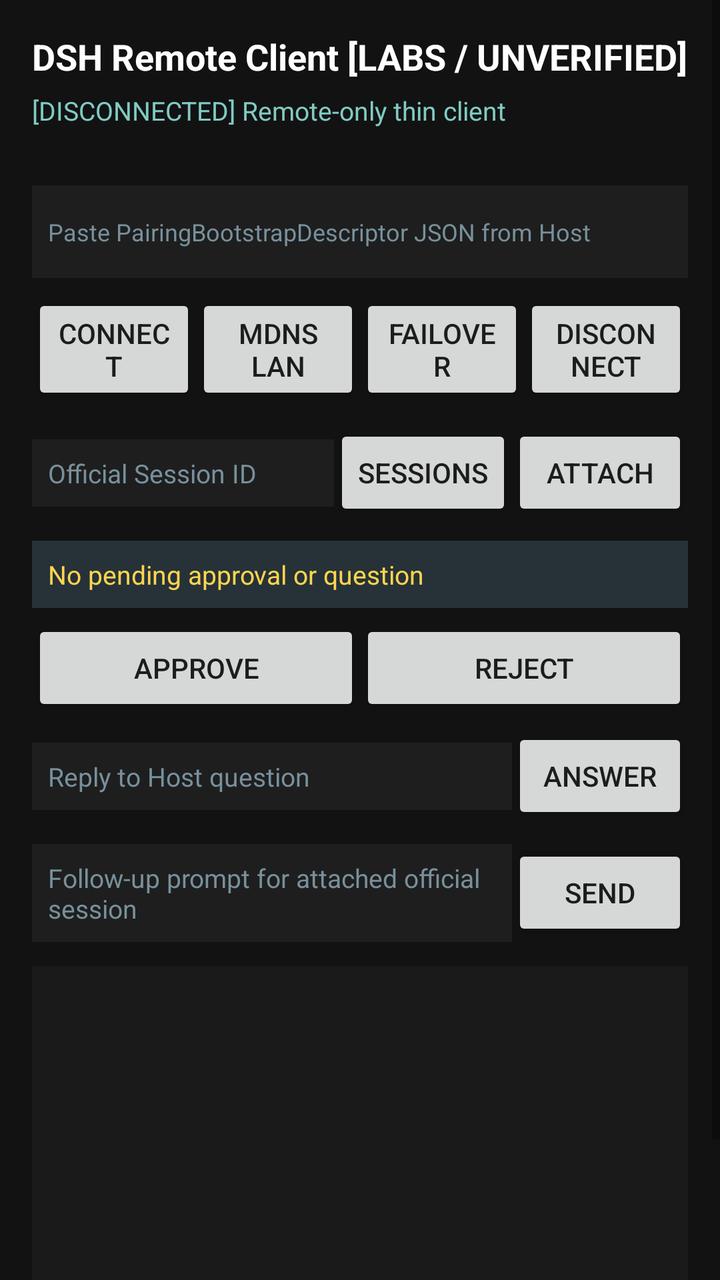
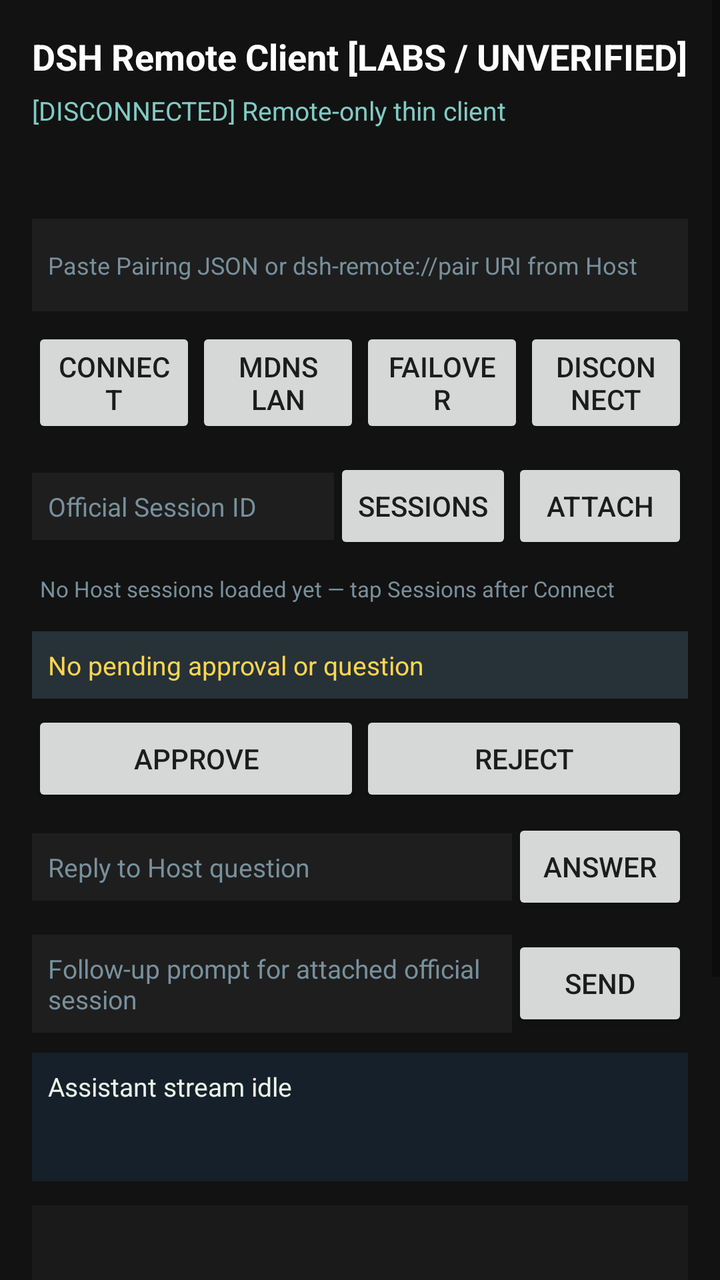

Before-and-after screenshots of an Android layout around one commit, followed by the original layout XML and the change that was made.
<!-- AndroidManifest.xml: application theme Theme.Dsh -->
<!-- res/layout/activity_main.xml -->
<?xml version="1.0" encoding="utf-8"?>
<ScrollView xmlns:android="http://schemas.android.com/apk/res/android"
    android:layout_width="match_parent"
    android:layout_height="match_parent"
    android:background="#121212"
    android:fillViewport="true">

    <LinearLayout
        android:layout_width="match_parent"
        android:layout_height="wrap_content"
        android:orientation="vertical"
        android:padding="16dp">

        <TextView
            android:id="@+id/tv_title"
            android:layout_width="match_parent"
            android:layout_height="wrap_content"
            android:text="@string/remote_client_header"
            android:textColor="#FFFFFF"
            android:textSize="18sp"
            android:textStyle="bold" />

        <TextView
            android:id="@+id/tv_status"
            android:layout_width="match_parent"
            android:layout_height="wrap_content"
            android:layout_marginTop="6dp"
            android:text="@string/status_disconnected"
            android:textColor="#80CBC4"
            android:textSize="13sp" />

        <TextView
            android:id="@+id/tv_device_id"
            android:layout_width="match_parent"
            android:layout_height="wrap_content"
            android:layout_marginTop="4dp"
            android:textColor="#B0BEC5"
            android:textSize="11sp" />

        <EditText
            android:id="@+id/et_pairing_json"
            android:layout_width="match_parent"
            android:layout_height="wrap_content"
            android:layout_marginTop="10dp"
            android:background="#1E1E1E"
            android:hint="@string/hint_pairing_json"
            android:inputType="textMultiLine"
            android:minLines="2"
            android:padding="8dp"
            android:textColor="#FFFFFF"
            android:textColorHint="#78909C"
            android:textSize="12sp" />

        <LinearLayout
            android:layout_width="match_parent"
            android:layout_height="wrap_content"
            android:layout_marginTop="8dp"
            android:orientation="horizontal">

            <Button
                android:id="@+id/btn_connect"
                android:layout_width="0dp"
                android:layout_height="wrap_content"
                android:layout_weight="1"
                android:text="@string/action_connect" />

            <Button
                android:id="@+id/btn_scan_lan"
                android:layout_width="0dp"
                android:layout_height="wrap_content"
                android:layout_weight="1"
                android:text="@string/action_scan_lan" />

            <Button
                android:id="@+id/btn_failover"
                android:layout_width="0dp"
                android:layout_height="wrap_content"
                android:layout_weight="1"
                android:text="@string/action_failover" />

            <Button
                android:id="@+id/btn_disconnect"
                android:layout_width="0dp"
                android:layout_height="wrap_content"
                android:layout_weight="1"
                android:text="@string/action_disconnect" />
        </LinearLayout>

        <LinearLayout
            android:layout_width="match_parent"
            android:layout_height="wrap_content"
            android:layout_marginTop="10dp"
            android:orientation="horizontal">

            <EditText
                android:id="@+id/et_session_id"
                android:layout_width="0dp"
                android:layout_height="wrap_content"
                android:layout_weight="2"
                android:background="#1E1E1E"
                android:hint="@string/hint_session_id"
                android:padding="8dp"
                android:textColor="#FFFFFF"
                android:textColorHint="#78909C"
                android:textSize="13sp" />

            <Button
                android:id="@+id/btn_sessions"
                android:layout_width="wrap_content"
                android:layout_height="wrap_content"
                android:text="@string/action_sessions" />

            <Button
                android:id="@+id/btn_attach"
                android:layout_width="wrap_content"
                android:layout_height="wrap_content"
                android:text="@string/action_attach" />
        </LinearLayout>

        <TextView
            android:id="@+id/tv_approval"
            android:layout_width="match_parent"
            android:layout_height="wrap_content"
            android:layout_marginTop="10dp"
            android:background="#263238"
            android:padding="8dp"
            android:text="@string/no_pending_interaction"
            android:textColor="#FFD54F"
            android:textSize="13sp" />

        <LinearLayout
            android:layout_width="match_parent"
            android:layout_height="wrap_content"
            android:layout_marginTop="6dp"
            android:orientation="horizontal">

            <Button
                android:id="@+id/btn_approve"
                android:layout_width="0dp"
                android:layout_height="wrap_content"
                android:layout_weight="1"
                android:text="@string/action_approve" />

            <Button
                android:id="@+id/btn_reject"
                android:layout_width="0dp"
                android:layout_height="wrap_content"
                android:layout_weight="1"
                android:text="@string/action_reject" />
        </LinearLayout>

        <LinearLayout
            android:layout_width="match_parent"
            android:layout_height="wrap_content"
            android:layout_marginTop="6dp"
            android:orientation="horizontal">

            <EditText
                android:id="@+id/et_answer"
                android:layout_width="0dp"
                android:layout_height="wrap_content"
                android:layout_weight="2"
                android:background="#1E1E1E"
                android:hint="@string/hint_answer"
                android:padding="8dp"
                android:textColor="#FFFFFF"
                android:textColorHint="#78909C"
                android:textSize="13sp" />

            <Button
                android:id="@+id/btn_answer_question"
                android:layout_width="wrap_content"
                android:layout_height="wrap_content"
                android:text="@string/action_answer" />
        </LinearLayout>

        <LinearLayout
            android:layout_width="match_parent"
            android:layout_height="wrap_content"
            android:layout_marginTop="10dp"
            android:orientation="horizontal">

            <EditText
                android:id="@+id/et_prompt"
                android:layout_width="0dp"
                android:layout_height="wrap_content"
                android:layout_weight="3"
                android:background="#1E1E1E"
                android:hint="@string/hint_prompt"
                android:padding="8dp"
                android:textColor="#FFFFFF"
                android:textColorHint="#78909C"
                android:textSize="13sp" />

            <Button
                android:id="@+id/btn_send_prompt"
                android:layout_width="wrap_content"
                android:layout_height="wrap_content"
                android:text="@string/action_send" />
        </LinearLayout>

        <TextView
            android:id="@+id/tv_events"
            android:layout_width="match_parent"
            android:layout_height="wrap_content"
            android:layout_marginTop="12dp"
            android:background="#1A1A1A"
            android:fontFamily="monospace"
            android:minHeight="220dp"
            android:padding="8dp"
            android:textColor="#E0E0E0"
            android:textSize="11sp" />

    </LinearLayout>
</ScrollView>
<!-- resources referenced by this layout -->
<resources>
  <string name="action_answer">Answer</string>
  <string name="action_approve">Approve</string>
  <string name="action_attach">Attach</string>
  <string name="action_connect">Connect</string>
  <string name="action_disconnect">Disconnect</string>
  <string name="action_failover">Failover</string>
  <string name="action_reject">Reject</string>
  <string name="action_scan_lan">mDNS LAN</string>
  <string name="action_send">Send</string>
  <string name="action_sessions">Sessions</string>
  <string name="hint_answer">Reply to Host question</string>
  <string name="hint_pairing_json">Paste PairingBootstrapDescriptor JSON from Host</string>
  <string name="hint_prompt">Follow-up prompt for attached official session</string>
  <string name="hint_session_id">Official Session ID</string>
  <string name="no_pending_interaction">No pending approval or question</string>
  <string name="remote_client_header">DSH Remote Client [LABS / UNVERIFIED]</string>
  <string name="status_disconnected">[DISCONNECTED] Remote-only thin client</string>
  <style name="Theme.Dsh" parent="Theme.AppCompat.DayNight.NoActionBar">
          <item name="android:windowBackground">@android:color/black</item>
      </style>
</resources>

<!-- the commit's change to res/layout/activity_main.xml (unified diff, before → after) -->
@@ -35,6 +35,14 @@
             android:layout_height="wrap_content"
             android:layout_marginTop="4dp"
             android:textColor="#B0BEC5"
+            android:textSize="11sp" />
+
+        <TextView
+            android:id="@+id/tv_metrics"
+            android:layout_width="match_parent"
+            android:layout_height="wrap_content"
+            android:layout_marginTop="2dp"
+            android:textColor="#90CAF9"
             android:textSize="11sp" />
 
         <EditText
@@ -117,6 +125,29 @@
                 android:text="@string/action_attach" />
         </LinearLayout>
 
+        <HorizontalScrollView
+            android:id="@+id/hsv_session_chips"
+            android:layout_width="match_parent"
+            android:layout_height="wrap_content"
+            android:layout_marginTop="6dp"
+            android:scrollbars="none">
+
+            <LinearLayout
+                android:id="@+id/ll_session_chips"
+                android:layout_width="wrap_content"
+                android:layout_height="wrap_content"
+                android:orientation="horizontal">
+
+                <TextView
+                    android:layout_width="wrap_content"
+                    android:layout_height="wrap_content"
+                    android:padding="4dp"
+                    android:text="@string/session_picker_hint"
+                    android:textColor="#78909C"
+                    android:textSize="11sp" />
+            </LinearLayout>
+        </HorizontalScrollView>
+
         <TextView
             android:id="@+id/tv_approval"
             android:layout_width="match_parent"
@@ -200,6 +231,18 @@
         </LinearLayout>
 
         <TextView
+            android:id="@+id/tv_assistant_stream"
+            android:layout_width="match_parent"
+            android:layout_height="wrap_content"
+            android:layout_marginTop="10dp"
+            android:background="#16202A"
+            android:minLines="3"
+            android:padding="8dp"
+            android:text="@string/assistant_stream_empty"
+            android:textColor="#E8F5E9"
+            android:textSize="13sp" />
+
+        <TextView
             android:id="@+id/tv_events"
             android:layout_width="match_parent"
             android:layout_height="wrap_content"
<!-- resource entries referenced after the edit -->
@@ -10,12 +10,14 @@
   <string name="action_scan_lan">mDNS LAN</string>
   <string name="action_send">Send</string>
   <string name="action_sessions">Sessions</string>
+  <string name="assistant_stream_empty">Assistant stream idle</string>
   <string name="hint_answer">Reply to Host question</string>
-  <string name="hint_pairing_json">Paste PairingBootstrapDescriptor JSON from Host</string>
+  <string name="hint_pairing_json">Paste Pairing JSON or dsh-remote://pair URI from Host</string>
   <string name="hint_prompt">Follow-up prompt for attached official session</string>
   <string name="hint_session_id">Official Session ID</string>
   <string name="no_pending_interaction">No pending approval or question</string>
   <string name="remote_client_header">DSH Remote Client [LABS / UNVERIFIED]</string>
+  <string name="session_picker_hint">No Host sessions loaded yet — tap Sessions after Connect</string>
   <string name="status_disconnected">[DISCONNECTED] Remote-only thin client</string>
   <style name="Theme.Dsh" parent="Theme.AppCompat.DayNight.NoActionBar">
           <item name="android:windowBackground">@android:color/black</item>
